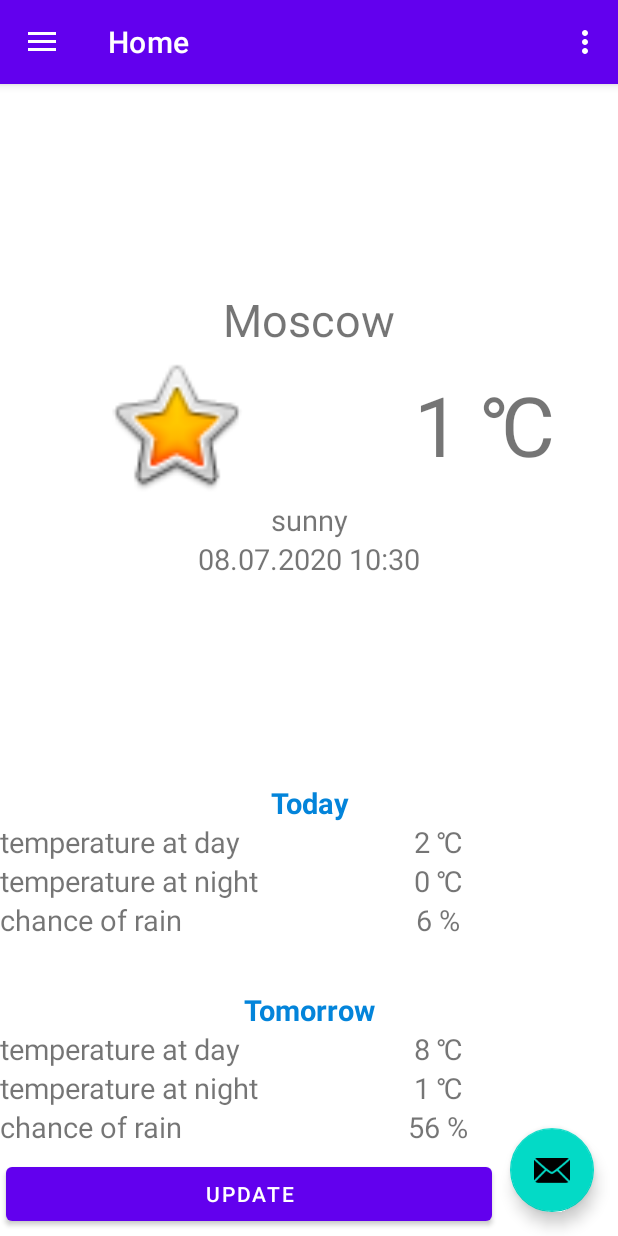
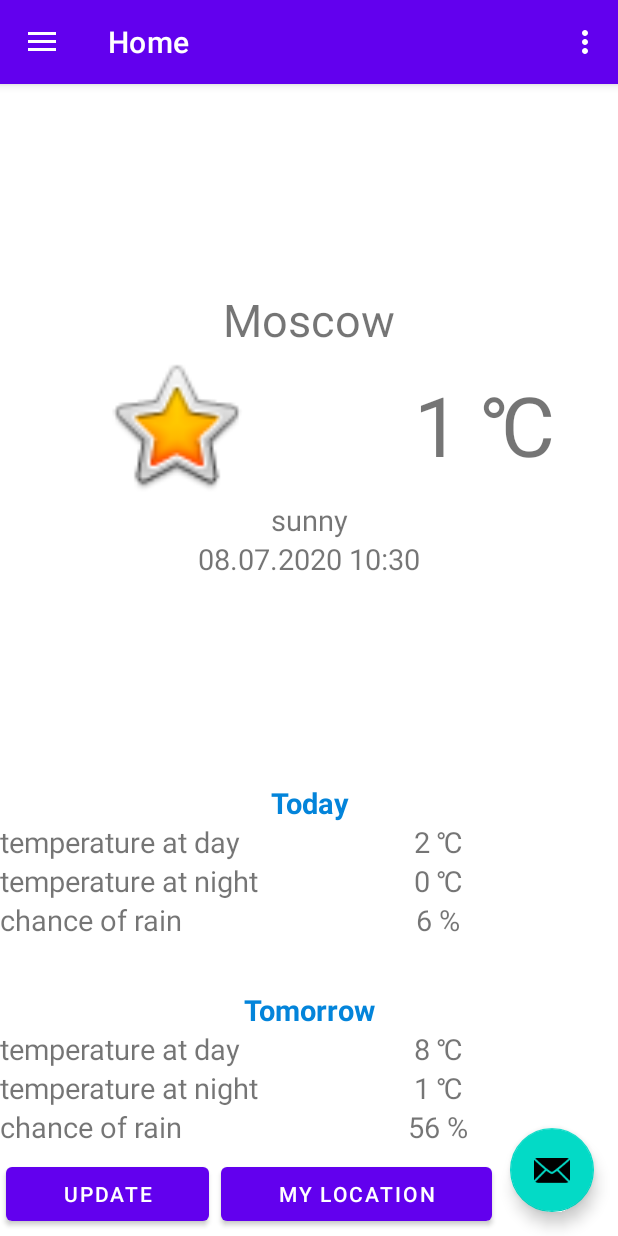
Before and after one commit to AlexSlivka/WeatherApp, an Android app: the screen it shows after launch (MainActivity), on a phone screen of 412 x 824 dp. Run offline under Robolectric (Android 15) with nearby library versions, the phone set to English and light mode, and no system bars; our stand-ins replace Picasso, Room's generated code, navigation-ui; pictures from the network do not load; 1 statement that could not run was skipped.

Commit message:
Добавил определения местоположения (координаты) при нажатии на кнопку.

```diff
--- a/app/src/main/AndroidManifest.xml
+++ b/app/src/main/AndroidManifest.xml
@@ -3,6 +3,8 @@
     package="com.example.weatherapp">
 
     <uses-permission android:name="android.permission.INTERNET"/>
+    <uses-permission android:name="android.permission.ACCESS_FINE_LOCATION"/>
+    <uses-permission android:name="android.permission.ACCESS_COARSE_LOCATION"/>
 
     <application
         android:name=".App"
--- a/app/src/main/java/com/example/weatherapp/fragments/home/HomeFragment.java
+++ b/app/src/main/java/com/example/weatherapp/fragments/home/HomeFragment.java
@@ -1,9 +1,16 @@
 package com.example.weatherapp.fragments.home;
 
+import android.Manifest;
 import android.annotation.SuppressLint;
 import android.app.AlertDialog;
+import android.content.Context;
 import android.content.DialogInterface;
 import android.content.SharedPreferences;
+import android.content.pm.PackageManager;
+import android.location.Geocoder;
+import android.location.Location;
+import android.location.LocationListener;
+import android.location.LocationManager;
 import android.os.Bundle;
 import android.util.Log;
 import android.view.LayoutInflater;
@@ -17,10 +24,12 @@ import android.widget.Toast;
 
 import androidx.annotation.NonNull;
 import androidx.annotation.Nullable;
+import androidx.core.app.ActivityCompat;
 import androidx.fragment.app.Fragment;
 
 import com.example.weatherapp.App;
 import com.example.weatherapp.Constants;
+import com.example.weatherapp.GPSHelper;
 import com.example.weatherapp.R;
 import com.example.weatherapp.rest.OpenWeatherRepo;
 import com.example.weatherapp.rest.entities.WeatherRequestRestModel;
@@ -40,6 +49,7 @@ import retrofit2.Call;
 import retrofit2.Callback;
 import retrofit2.Response;
 
+import static android.content.Context.LOCATION_SERVICE;
 import static android.content.Context.MODE_PRIVATE;
 
 public class HomeFragment extends Fragment implements Constants {
@@ -60,6 +70,7 @@ public class HomeFragment extends Fragment implements Constants {
     private TextView precipitationNow;
 
     private Button updateBtn;
+    private Button myLocationBtn;
 
     private ImageView imageView;
 
@@ -80,8 +91,11 @@ public class HomeFragment extends Fragment implements Constants {
 
     private HistoryDao historyDao;
 
+    private LocationManager mLocManager = null;
+
     private static final String LIFECYCLE = "LIFE_CYCLE";
     private int requestCodeChangeCityActivity = 100;
+    private final static String MSG_NO_DATA = "No data";
 
     private static final String TAG = "WEATHER";
     private static final String WEATHER_URL = "https://api.openweathermap.org/data/2.5/weather?q=%s&units=metric&appid=";
@@ -100,7 +114,18 @@ public class HomeFragment extends Fragment implements Constants {
         setDate();
         setValueToView();
         setUpdateClickListener();
+        setMyLocationClickListener();
     }
+
+    private void setMyLocationClickListener() {
+        myLocationBtn.setOnClickListener(new View.OnClickListener() {
+            @Override
+            public void onClick(View v) {
+                findMyLocation();
+            }
+        });
+    }
+
 
     private void initViews(@NonNull View view) {
         cityTextView = view.findViewById(R.id.city_textView);
@@ -117,6 +142,7 @@ public class HomeFragment extends Fragment implements Constants {
         tempAtNightOfTomorrow = view.findViewById(R.id.temp_at_night_tomorrow_value);
         chanceOfRainTomorrow = view.findViewById(R.id.chance_of_rain_tomorrow_value);
         updateBtn = view.findViewById(R.id.update_button);
+        myLocationBtn = view.findViewById(R.id.my_location_button);
         imageView = view.findViewById(R.id.precipitation_now_imageView);
         precipitationNow = view.findViewById(R.id.precipitation_now_textView);
 
@@ -241,6 +267,7 @@ public class HomeFragment extends Fragment implements Constants {
         loadCityFromPreferences();
         setVisibilityWindTextView(visibilityWindTextView);
         setVisibilityPressureTextView(visibilityPressureTextView);
+        updateWeatherDataFromServer();
     }
 
     void loadCityFromPreferences() {
@@ -342,4 +369,29 @@ public class HomeFragment extends Fragment implements Constants {
         }
         loadImageWithPicasso(icon);
     }
+
+    private void findMyLocation() {
+        makeToast("My Location");
+
+        if (ActivityCompat.checkSelfPermission(Objects.requireNonNull(getContext()), Manifest.permission.ACCESS_FINE_LOCATION)
+                != PackageManager.PERMISSION_GRANTED
+                || ActivityCompat.checkSelfPermission(getContext(), Manifest.permission.ACCESS_COARSE_LOCATION)
+                != PackageManager.PERMISSION_GRANTED) {
+
+            ActivityCompat.requestPermissions(Objects.requireNonNull(getActivity()),
+                    new String[]{Manifest.permission.ACCESS_FINE_LOCATION,
+                            Manifest.permission.ACCESS_COARSE_LOCATION}, 100);
+        } else {
+            GPSHelper gpsHelper = new GPSHelper();
+            Location loc = gpsHelper.getCurrentLocation(getContext());
+            if (loc != null) {
+                Log.d(TAG, "onCreateView: " + loc.getLatitude() + ", " + loc.getLongitude());
+                makeToast("Latitude: " + loc.getLatitude() + "\n" + "Longitude: " + loc.getLongitude());
+            } else {
+                makeToast("loc is null");
+            }
+
+        }
+    }
+
 }
--- a/app/src/main/res/layout-land/fragment_home.xml
+++ b/app/src/main/res/layout-land/fragment_home.xml
@@ -251,7 +251,7 @@
 
     <com.google.android.material.button.MaterialButton
         android:id="@+id/update_button"
-        android:layout_width="245dp"
+        android:layout_width="200dp"
         android:layout_height="wrap_content"
         android:layout_marginStart="4dp"
         android:layout_weight="1"
@@ -259,5 +259,15 @@
         app:layout_constraintBottom_toBottomOf="parent"
         app:layout_constraintStart_toStartOf="parent" />
 
+    <com.google.android.material.button.MaterialButton
+        android:id="@+id/my_location_button"
+        android:layout_width="200dp"
+        android:layout_height="wrap_content"
+        android:layout_marginStart="4dp"
+        android:layout_weight="1"
+        android:text="@string/my_location_text"
+        app:layout_constraintBottom_toBottomOf="parent"
+        app:layout_constraintStart_toEndOf="@+id/update_button" />
+
 
 </androidx.constraintlayout.widget.ConstraintLayout>
--- a/app/src/main/res/layout/fragment_home.xml
+++ b/app/src/main/res/layout/fragment_home.xml
@@ -265,6 +265,15 @@
             android:layout_weight="1"
             android:text="@string/update_text" />
 
+        <com.google.android.material.button.MaterialButton
+            android:id="@+id/my_location_button"
+            android:layout_width="wrap_content"
+            android:layout_height="wrap_content"
+            android:layout_marginStart="4dp"
+            android:layout_marginEnd="4dp"
+            android:layout_weight="1"
+            android:text="@string/my_location_text" />
+
     </LinearLayout>
 
 </androidx.constraintlayout.widget.ConstraintLayout>
--- a/app/src/main/res/values/strings.xml
+++ b/app/src/main/res/values/strings.xml
@@ -50,5 +50,6 @@
     <string name="weather_snowy">cnowy</string>
     <string name="weather_thunder">thunder</string>
     <string name="weather_drizzle">drizzle</string>
+    <string name="my_location_text">MY LOCATION</string>
 
 </resources>
```
Also changed, not shown: app/src/main/java/com/example/weatherapp/GPSHelper.java (added, +108 -0 lines), 1 other file.
